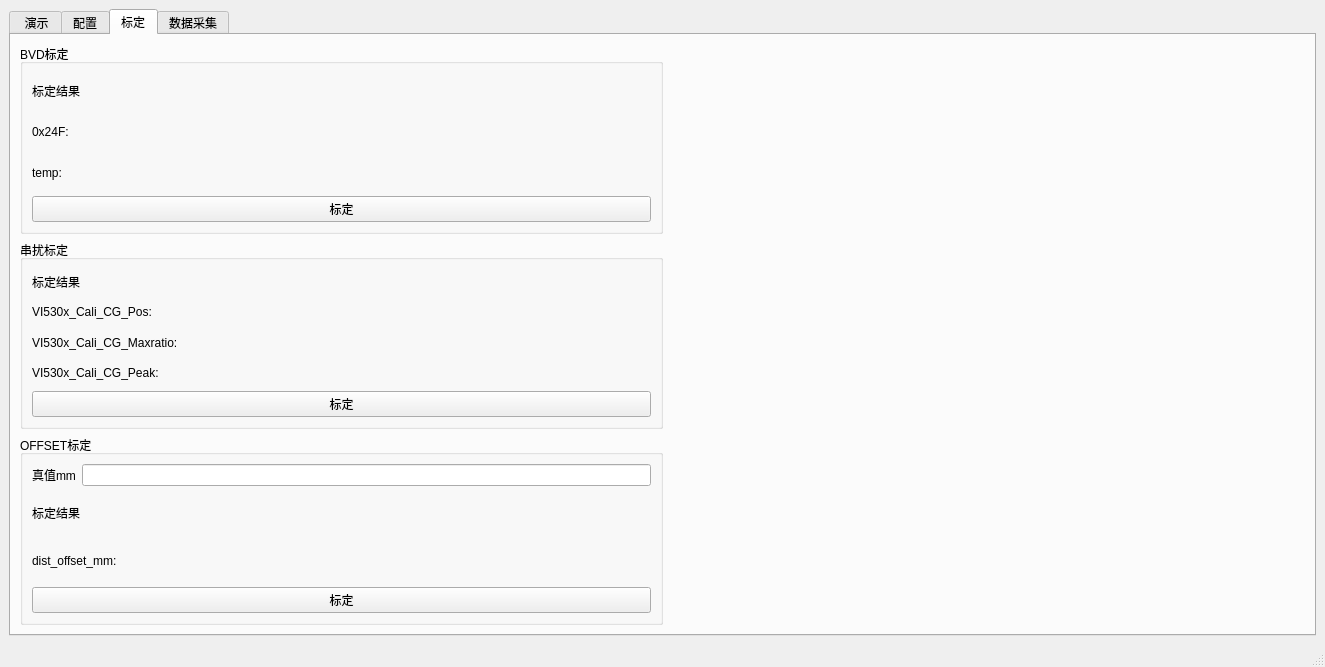
This is mainwindow.ui in wood1139/trunk_door_demo as Qt 5 draws it before an edit. The edited form follows.
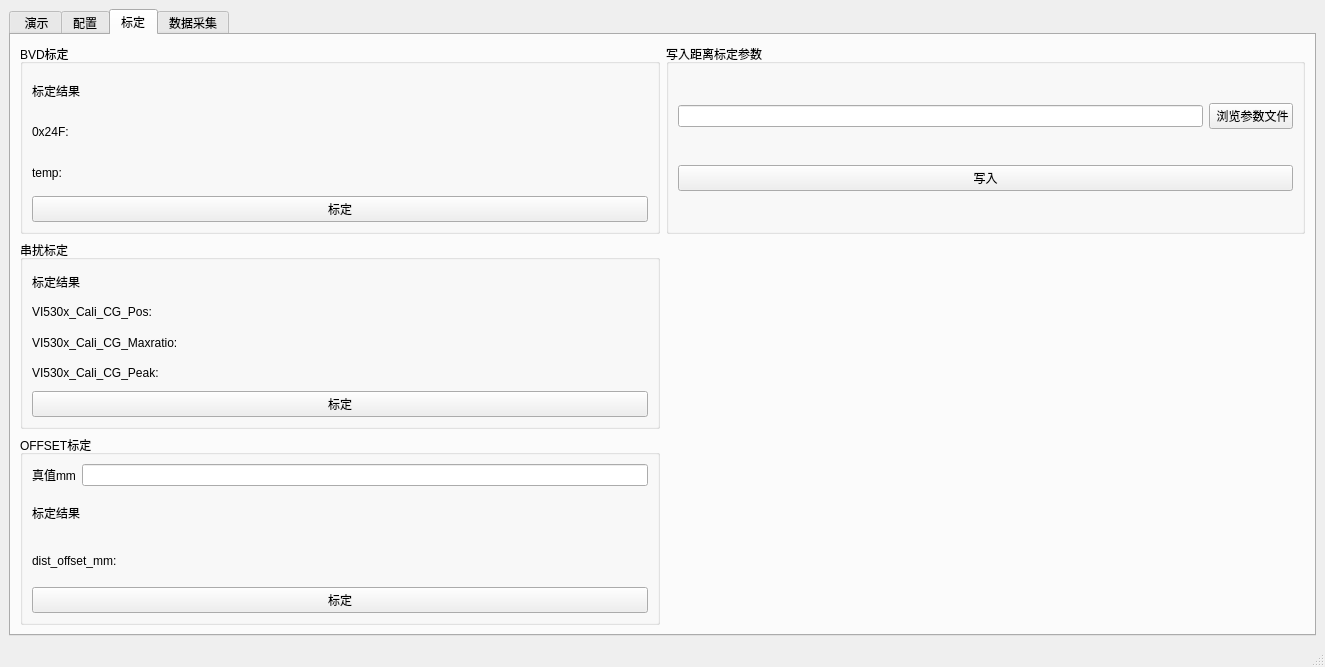
This is the edited form. The open tabs and pages were chosen to show the change. Custom widgets are drawn as their Qt base class.

Commit message: 增加了写入标定参数的接口

The edit to the form file:
```diff
--- a/mainwindow.ui
+++ b/mainwindow.ui
@@ -868,6 +868,36 @@
           </layout>
          </widget>
         </item>
+        <item row="0" column="1">
+         <widget class="QGroupBox" name="groupBox_12">
+          <property name="title">
+           <string>写入距离标定参数</string>
+          </property>
+          <layout class="QGridLayout" name="gridLayout_16">
+           <item row="0" column="0">
+            <layout class="QHBoxLayout" name="horizontalLayout_10">
+             <item>
+              <widget class="QLineEdit" name="lineEdit_distCorrParaFilePath"/>
+             </item>
+             <item>
+              <widget class="QPushButton" name="pushButton_browseDistCorrParaFile">
+               <property name="text">
+                <string> 浏览参数文件</string>
+               </property>
+              </widget>
+             </item>
+            </layout>
+           </item>
+           <item row="1" column="0">
+            <widget class="QPushButton" name="pushButton_writeDistCorrParaFile">
+             <property name="text">
+              <string>写入</string>
+             </property>
+            </widget>
+           </item>
+          </layout>
+         </widget>
+        </item>
        </layout>
       </widget>
       <widget class="QWidget" name="tab_3">
```
Left out of the diff: 8 changed lines with no effect on the pictures. The commit also changes 4 other files.
